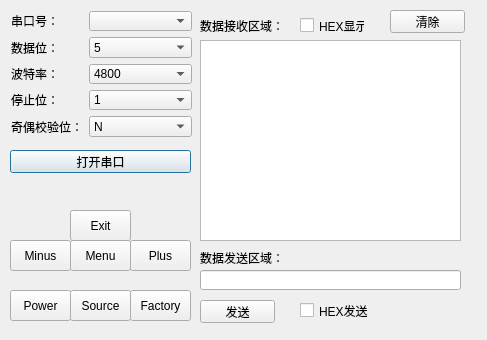
This is mainboard.ui in HeartbreakSurvivor/AutoTestTool as Qt 5 draws it before an edit. The edited form follows.
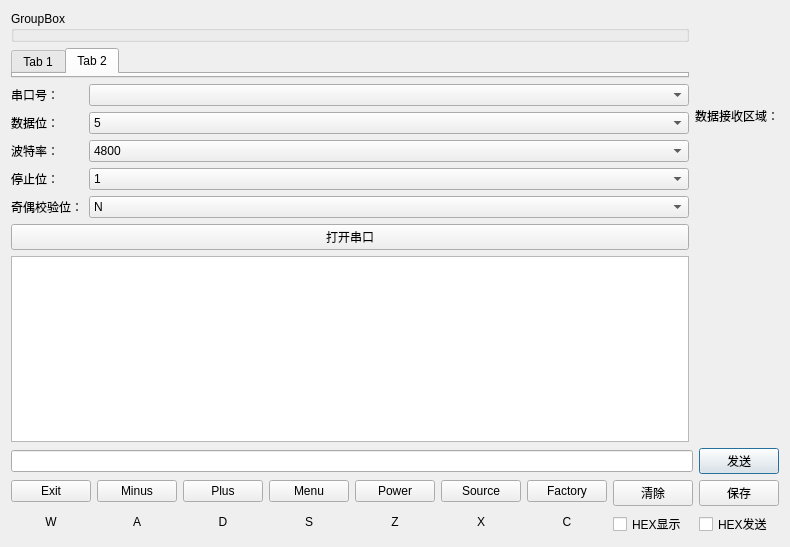
This is the edited form.

Commit message: create a new mainwindow and layout

The edit to the form file:
```diff
--- a/mainboard.ui
+++ b/mainboard.ui
@@ -6,231 +6,224 @@
    <rect>
     <x>0</x>
     <y>0</y>
-    <width>487</width>
-    <height>340</height>
+    <width>763</width>
+    <height>547</height>
    </rect>
   </property>
   <property name="windowTitle">
    <string>Dialog</string>
   </property>
-  <widget class="QPushButton" name="SwitchButton">
-   <property name="geometry">
-    <rect>
-     <x>10</x>
-     <y>150</y>
-     <width>181</width>
-     <height>23</height>
-    </rect>
-   </property>
-   <property name="text">
-    <string>打开串口</string>
-   </property>
-  </widget>
-  <widget class="QTextEdit" name="textEdit">
-   <property name="geometry">
-    <rect>
-     <x>200</x>
-     <y>40</y>
-     <width>261</width>
-     <height>201</height>
-    </rect>
-   </property>
-  </widget>
-  <widget class="QLabel" name="DataReceiveArea">
-   <property name="geometry">
-    <rect>
-     <x>200</x>
-     <y>10</y>
-     <width>84</width>
-     <height>31</height>
-    </rect>
-   </property>
-   <property name="text">
-    <string>数据接收区域：</string>
-   </property>
-   <property name="buddy">
-    <cstring>textEdit</cstring>
-   </property>
-  </widget>
-  <widget class="QLabel" name="DataSendArea">
-   <property name="geometry">
-    <rect>
-     <x>200</x>
-     <y>250</y>
-     <width>84</width>
-     <height>16</height>
-    </rect>
-   </property>
-   <property name="text">
-    <string>数据发送区域：</string>
-   </property>
-   <property name="buddy">
-    <cstring>DataToSend</cstring>
-   </property>
-  </widget>
+  <layout class="QGridLayout" name="gridLayout">
+   <item row="6" column="0" colspan="2">
+    <layout class="QVBoxLayout" name="verticalLayout_10">
+     <item>
+      <layout class="QHBoxLayout" name="horizontalLayout_2">
+       <item>
+        <widget class="QLineEdit" name="DataToSend"/>
+       </item>
+       <item>
   <widget class="QPushButton" name="SendDataButton">
-   <property name="geometry">
-    <rect>
-     <x>200</x>
-     <y>300</y>
-     <width>75</width>
-     <height>23</height>
-    </rect>
-   </property>
    <property name="text">
     <string>发送</string>
    </property>
   </widget>
-  <widget class="QPushButton" name="ClearDataButton">
-   <property name="geometry">
-    <rect>
-     <x>390</x>
-     <y>10</y>
-     <width>75</width>
-     <height>23</height>
-    </rect>
-   </property>
+       </item>
+      </layout>
+     </item>
+     <item>
+      <layout class="QHBoxLayout" name="horizontalLayout">
+       <item>
+        <layout class="QVBoxLayout" name="verticalLayout">
+         <item>
+          <widget class="QPushButton" name="ExitButton">
+           <property name="text">
+            <string>Exit</string>
+           </property>
+          </widget>
+         </item>
+         <item>
+          <widget class="QLabel" name="KeyIndicatorA">
    <property name="text">
-    <string>清除</string>
-   </property>
-  </widget>
-  <widget class="QLineEdit" name="DataToSend">
-   <property name="geometry">
-    <rect>
-     <x>200</x>
-     <y>270</y>
-     <width>261</width>
-     <height>20</height>
-    </rect>
-   </property>
-  </widget>
-  <widget class="QCheckBox" name="HexDisCheckbox">
-   <property name="geometry">
-    <rect>
-     <x>300</x>
-     <y>10</y>
-     <width>65</width>
-     <height>31</height>
-    </rect>
-   </property>
+            <string>W</string>
+           </property>
+           <property name="alignment">
+            <set>Qt::AlignCenter</set>
+           </property>
+          </widget>
+         </item>
+        </layout>
+       </item>
+       <item>
+        <layout class="QVBoxLayout" name="verticalLayout_2">
+         <item>
+          <widget class="QPushButton" name="MinusButton">
+           <property name="text">
+            <string>Minus</string>
+           </property>
+          </widget>
+         </item>
+         <item>
+          <widget class="QLabel" name="KeyIndicatorB">
+           <property name="text">
+            <string>A</string>
+           </property>
+           <property name="alignment">
+            <set>Qt::AlignCenter</set>
+           </property>
+          </widget>
+         </item>
+        </layout>
+       </item>
+       <item>
+        <layout class="QVBoxLayout" name="verticalLayout_3">
+         <item>
+          <widget class="QPushButton" name="PlusButton">
    <property name="text">
-    <string>HEX显示</string>
-   </property>
-  </widget>
+            <string>Plus</string>
+           </property>
+          </widget>
+         </item>
+         <item>
+          <widget class="QLabel" name="KeyIndicatorC">
+           <property name="text">
+            <string>D</string>
+           </property>
+           <property name="alignment">
+            <set>Qt::AlignCenter</set>
+           </property>
+          </widget>
+         </item>
+        </layout>
+       </item>
+       <item>
+        <layout class="QVBoxLayout" name="verticalLayout_4">
+         <item>
   <widget class="QPushButton" name="MenuButton">
-   <property name="geometry">
-    <rect>
-     <x>70</x>
-     <y>240</y>
-     <width>61</width>
-     <height>31</height>
-    </rect>
-   </property>
    <property name="text">
     <string>Menu</string>
    </property>
   </widget>
+         </item>
+         <item>
+          <widget class="QLabel" name="KeyIndicatorD">
+           <property name="text">
+            <string>S</string>
+           </property>
+           <property name="alignment">
+            <set>Qt::AlignCenter</set>
+           </property>
+          </widget>
+         </item>
+        </layout>
+       </item>
+       <item>
+        <layout class="QVBoxLayout" name="verticalLayout_5">
+         <item>
   <widget class="QPushButton" name="PowerButton">
-   <property name="geometry">
-    <rect>
-     <x>10</x>
-     <y>290</y>
-     <width>61</width>
-     <height>31</height>
-    </rect>
-   </property>
    <property name="text">
     <string>Power</string>
    </property>
   </widget>
-  <widget class="QPushButton" name="PlusButton">
-   <property name="geometry">
-    <rect>
-     <x>130</x>
-     <y>240</y>
-     <width>61</width>
-     <height>31</height>
-    </rect>
-   </property>
+         </item>
+         <item>
+          <widget class="QLabel" name="KeyIndicatorE">
    <property name="text">
-    <string>Plus</string>
-   </property>
-  </widget>
-  <widget class="QPushButton" name="MinusButton">
-   <property name="geometry">
-    <rect>
-     <x>10</x>
-     <y>240</y>
-     <width>61</width>
-     <height>31</height>
-    </rect>
-   </property>
-   <property name="text">
-    <string>Minus</string>
-   </property>
-  </widget>
-  <widget class="QPushButton" name="ExitButton">
-   <property name="geometry">
-    <rect>
-     <x>70</x>
-     <y>210</y>
-     <width>61</width>
-     <height>31</height>
-    </rect>
-   </property>
-   <property name="text">
-    <string>Exit</string>
-   </property>
-  </widget>
+            <string>Z</string>
+           </property>
+           <property name="alignment">
+            <set>Qt::AlignCenter</set>
+           </property>
+          </widget>
+         </item>
+        </layout>
+       </item>
+       <item>
+        <layout class="QVBoxLayout" name="verticalLayout_6">
+         <item>
   <widget class="QPushButton" name="SourceButton">
-   <property name="geometry">
-    <rect>
-     <x>70</x>
-     <y>290</y>
-     <width>61</width>
-     <height>31</height>
-    </rect>
-   </property>
    <property name="text">
     <string>Source</string>
    </property>
   </widget>
+         </item>
+         <item>
+          <widget class="QLabel" name="KeyIndicatorF">
+           <property name="text">
+            <string>X</string>
+           </property>
+           <property name="alignment">
+            <set>Qt::AlignCenter</set>
+           </property>
+          </widget>
+         </item>
+        </layout>
+       </item>
+       <item>
+        <layout class="QVBoxLayout" name="verticalLayout_7">
+         <item>
   <widget class="QPushButton" name="FactoryButton">
-   <property name="geometry">
-    <rect>
-     <x>130</x>
-     <y>290</y>
-     <width>61</width>
-     <height>31</height>
-    </rect>
-   </property>
    <property name="text">
     <string>Factory</string>
    </property>
   </widget>
-  <widget class="QCheckBox" name="HexSendcheckBox">
-   <property name="geometry">
-    <rect>
-     <x>300</x>
-     <y>300</y>
-     <width>91</width>
-     <height>21</height>
-    </rect>
-   </property>
+         </item>
+         <item>
+          <widget class="QLabel" name="KeyIndicatorG">
+           <property name="text">
+            <string>C</string>
+           </property>
+           <property name="alignment">
+            <set>Qt::AlignCenter</set>
+           </property>
+          </widget>
+         </item>
+        </layout>
+       </item>
+       <item>
+        <layout class="QVBoxLayout" name="verticalLayout_8">
+         <item>
+          <widget class="QPushButton" name="ClearDataButton">
+           <property name="text">
+            <string>清除</string>
+           </property>
+          </widget>
+         </item>
+         <item>
+          <widget class="QCheckBox" name="HexDisCheckbox">
+           <property name="text">
+            <string>HEX显示</string>
+           </property>
+          </widget>
+         </item>
+        </layout>
+       </item>
+       <item>
+        <layout class="QVBoxLayout" name="verticalLayout_9">
+         <item>
+          <widget class="QPushButton" name="SaveDataButton">
+           <property name="text">
+            <string>保存</string>
+           </property>
+          </widget>
+         </item>
+         <item>
+          <widget class="QCheckBox" name="HexSendcheckBox_2">
    <property name="text">
     <string>HEX发送</string>
    </property>
   </widget>
-  <widget class="QWidget" name="layoutWidget">
-   <property name="geometry">
-    <rect>
-     <x>11</x>
-     <y>11</y>
-     <width>181</width>
-     <height>126</height>
-    </rect>
-   </property>
+         </item>
+        </layout>
+       </item>
+      </layout>
+     </item>
+    </layout>
+   </item>
+   <item row="2" column="0" rowspan="2">
    <layout class="QFormLayout" name="formLayout">
+     <property name="fieldGrowthPolicy">
+      <enum>QFormLayout::AllNonFixedFieldsGrow</enum>
+     </property>
     <item row="0" column="0">
      <widget class="QLabel" name="SerialnumLabel">
       <property name="text">
@@ -386,7 +379,53 @@
      </widget>
     </item>
    </layout>
-  </widget>
+   </item>
+   <item row="1" column="0">
+    <widget class="QTabWidget" name="tabWidget">
+     <property name="currentIndex">
+      <number>1</number>
+     </property>
+     <widget class="QWidget" name="tab">
+      <attribute name="title">
+       <string>Tab 1</string>
+      </attribute>
+     </widget>
+     <widget class="QWidget" name="tab_2">
+      <attribute name="title">
+       <string>Tab 2</string>
+      </attribute>
+     </widget>
+    </widget>
+   </item>
+   <item row="2" column="1">
+    <widget class="QLabel" name="DataReceiveArea">
+     <property name="text">
+      <string>数据接收区域：</string>
+     </property>
+     <property name="buddy">
+      <cstring>textEdit</cstring>
+     </property>
+    </widget>
+   </item>
+   <item row="4" column="0">
+    <widget class="QPushButton" name="SwitchButton">
+     <property name="text">
+      <string>打开串口</string>
+     </property>
+    </widget>
+   </item>
+   <item row="5" column="0">
+    <widget class="QTextEdit" name="textEdit"/>
+   </item>
+   <item row="0" column="0">
+    <widget class="QGroupBox" name="groupBox">
+     <property name="title">
+      <string>GroupBox</string>
+     </property>
+    </widget>
+   </item>
+  </layout>
+  <zorder>textEdit</zorder>
   <zorder>layoutWidget</zorder>
   <zorder>SwitchButton</zorder>
   <zorder>textEdit</zorder>
```
Left out of the diff: 15 changed lines with no effect on the pictures. Lines whose indentation alone changed are shown as unchanged. The commit also changes 1 other file.
